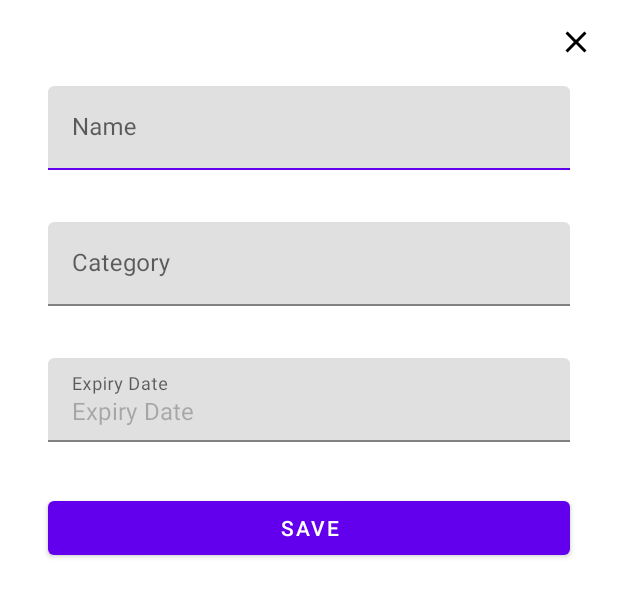
After one commit to ahmed-a-elfattah/Expiry-Date-Tracker-Challenge, an Android app: the layout sheet_add_item.xml on its own in the app's theme, with its tools: preview values and no code run, on a phone screen of 412 x 824 dp. The commit adds this screen. Shown: the top 597 px of the screen. Run offline under Robolectric (Android 15) with nearby library versions, the phone set to English and light mode, and no system bars.

Commit message:
incomplete add item

```diff
--- a/app/build.gradle
+++ b/app/build.gradle
@@ -45,6 +45,7 @@ dependencies {
     //Room
     implementation "androidx.room:room-runtime:$rootProject.room_version"
     implementation("androidx.room:room-ktx:$rootProject.room_version")
+    implementation 'androidx.legacy:legacy-support-v4:1.0.0'
     kapt "androidx.room:room-compiler:$rootProject.room_version"
     testImplementation "androidx.room:room-testing:$rootProject.room_version"
 
@@ -67,6 +68,7 @@ dependencies {
     implementation("androidx.lifecycle:lifecycle-viewmodel-ktx:$rootProject.lifecycle_version")
 
     implementation 'me.dm7.barcodescanner:zxing:1.9.13'
+    implementation 'com.karumi:dexter:6.2.3'
 
     testImplementation 'junit:junit:4.13.2'
     androidTestImplementation 'androidx.test.ext:junit:1.1.3'
--- a/app/src/main/AndroidManifest.xml
+++ b/app/src/main/AndroidManifest.xml
@@ -13,6 +13,9 @@
         android:supportsRtl="true"
         android:theme="@style/Theme.ExpiryDateTrackerChallenge">
         <activity
+            android:name=".ScannerActivity"
+            android:exported="false" />
+        <activity
             android:name=".ui.MainActivity"
             android:exported="true">
             <intent-filter>
--- a/app/src/main/java/com/aelfattah/ahmed/expirydatetrackerchallenge/ui/home/HomeFragment.kt
+++ b/app/src/main/java/com/aelfattah/ahmed/expirydatetrackerchallenge/ui/home/HomeFragment.kt
@@ -33,12 +33,12 @@ class HomeFragment : BaseFragment<HomeViewModel, FragmentHomeBinding>() {
             launch {
                 for (i in 1..4) {
                     var item: Item
-                    if (i >2) {
+                    if (i > 2) {
                         item = Item(
                             barcode = "barcode$i",
                             name = "name$i",
                             category = "category$i",
-                            expiryDate = System.currentTimeMillis(),
+                            expiryDate = System.currentTimeMillis() + (10000 * i),
                             expired = true
                         )
                     } else {
@@ -46,7 +46,7 @@ class HomeFragment : BaseFragment<HomeViewModel, FragmentHomeBinding>() {
                             barcode = "barcode$i",
                             name = "name$i",
                             category = "category$i",
-                            expiryDate = System.currentTimeMillis()
+                            expiryDate = System.currentTimeMillis() + (10000 * i)
                         )
                     }
 
--- /dev/null
+++ b/app/src/main/res/drawable/ic_close_24dp.xml
@@ -0,0 +1,9 @@
+<vector xmlns:android="http://schemas.android.com/apk/res/android"
+    android:width="24dp"
+    android:height="24dp"
+    android:viewportWidth="24"
+    android:viewportHeight="24">
+  <path
+      android:fillColor="@android:color/black"
+      android:pathData="M19,6.41L17.59,5 12,10.59 6.41,5 5,6.41 10.59,12 5,17.59 6.41,19 12,13.41 17.59,19 19,17.59 13.41,12z"/>
+</vector>
--- /dev/null
+++ b/app/src/main/res/layout/sheet_add_item.xml
@@ -0,0 +1,67 @@
+<?xml version="1.0" encoding="utf-8"?>
+<LinearLayout xmlns:android="http://schemas.android.com/apk/res/android"
+    xmlns:tools="http://schemas.android.com/tools"
+    android:layout_width="match_parent"
+    android:layout_height="wrap_content"
+    android:layout_margin="16dp"
+    android:minHeight="200dp"
+    android:orientation="vertical"
+    tools:context=".ui.addItem.AddItemSheet">
+
+    <ImageView
+        android:id="@+id/ivClose"
+        android:layout_width="wrap_content"
+        android:layout_height="wrap_content"
+        android:layout_gravity="end"
+        android:background="?android:attr/selectableItemBackgroundBorderless"
+        android:clickable="true"
+        android:focusable="true"
+        android:src="@drawable/ic_close_24dp"
+        tools:ignore="ContentDescription" />
+
+    <com.google.android.material.textfield.TextInputLayout
+        style="@style/Widget.Material3.TextInputEditText.OutlinedBox"
+        android:layout_width="match_parent"
+        android:layout_height="wrap_content">
+
+        <com.google.android.material.textfield.TextInputEditText
+            android:layout_width="match_parent"
+            android:layout_height="wrap_content"
+            android:hint="@string/name" />
+    </com.google.android.material.textfield.TextInputLayout>
+
+    <com.google.android.material.textfield.TextInputLayout
+        style="@style/Widget.Material3.TextInputEditText.OutlinedBox"
+        android:layout_width="match_parent"
+        android:layout_height="wrap_content">
+
+        <com.google.android.material.textfield.TextInputEditText
+            android:layout_width="match_parent"
+            android:layout_height="wrap_content"
+            android:hint="@string/category" />
+    </com.google.android.material.textfield.TextInputLayout>
+
+    <com.google.android.material.textfield.TextInputLayout
+        android:id="@+id/tilExpirydate"
+        style="@style/Widget.Material3.TextInputEditText.OutlinedBox"
+        android:layout_width="match_parent"
+        android:layout_height="wrap_content">
+
+        <com.google.android.material.textfield.TextInputEditText
+            android:id="@+id/tietExpirydate"
+            android:layout_width="match_parent"
+            android:layout_height="wrap_content"
+            android:enabled="false"
+            android:hint="@string/expirydate"
+            android:text="@string/expirydate" />
+    </com.google.android.material.textfield.TextInputLayout>
+
+    <Button
+        android:id="@+id/btnSave"
+        style="@style/TextAppearance.AppCompat.Widget.Button.Colored"
+        android:layout_width="match_parent"
+        android:layout_height="wrap_content"
+        android:layout_margin="16dp"
+        android:text="@string/save" />
+
+</LinearLayout>
--- a/app/src/main/res/values/strings.xml
+++ b/app/src/main/res/values/strings.xml
@@ -3,4 +3,8 @@
     <string name="expired">Expired</string>
     <string name="goods">Goods</string>
     <string name="add_item">Add Item</string>
+    <string name="name">Name</string>
+    <string name="category">Category</string>
+    <string name="expirydate">Expiry Date</string>
+    <string name="save">Save</string>
 </resources>
```
Also changed, not shown: app/src/main/java/com/aelfattah/ahmed/expirydatetrackerchallenge/ScannerActivity.kt (added, +60 -0 lines), app/src/main/java/com/aelfattah/ahmed/expirydatetrackerchallenge/ui/MainActivity.kt (+50 -0 lines), app/src/main/java/com/aelfattah/ahmed/expirydatetrackerchallenge/ui/addItem/AddItemSheet.kt (added, +64 -0 lines), app/src/main/java/com/aelfattah/ahmed/expirydatetrackerchallenge/ui/barcodeScanner/BarcodeScannerFragment.kt (deleted, +0 -20 lines), app/src/main/res/drawable/ic_scan_barcode.xml (+50 -17 lines), app/src/main/res/layout/fragment_barcode_scanner.xml (deleted, +0 -8 lines), app/src/main/res/menu/home_menu.xml (added, +11 -0 lines), app/src/main/res/navigation/home_nav_graph.xml (+1 -9 lines).
